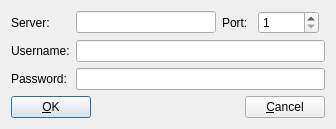
Old version of the form mnemosyne/mnemosyne/pyqt_ui/sync_dlg.ui in the repository mnemosyne-proj/mnemosyne.
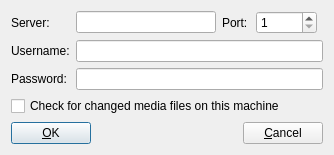
New version of the form.

Commit message: Check for edited local media files defaults to false, configurable through the UI.

Diff of the .ui file:
```diff
--- a/mnemosyne/mnemosyne/pyqt_ui/sync_dlg.ui
+++ b/mnemosyne/mnemosyne/pyqt_ui/sync_dlg.ui
@@ -6,8 +6,8 @@
    <rect>
     <x>0</x>
     <y>0</y>
-    <width>336</width>
-    <height>125</height>
+    <width>334</width>
+    <height>144</height>
    </rect>
   </property>
   <property name="windowTitle">
@@ -81,6 +81,13 @@
        </item>
       </layout>
      </item>
+     <item>
+      <widget class="QCheckBox" name="check_for_edited_local_media_files">
+       <property name="text">
+        <string>Check for changed media files on this machine</string>
+       </property>
+      </widget>
+     </item>
      <item>
       <layout class="QHBoxLayout" name="horizontalLayout">
        <item>
```
The commit also changes 13 other files.
